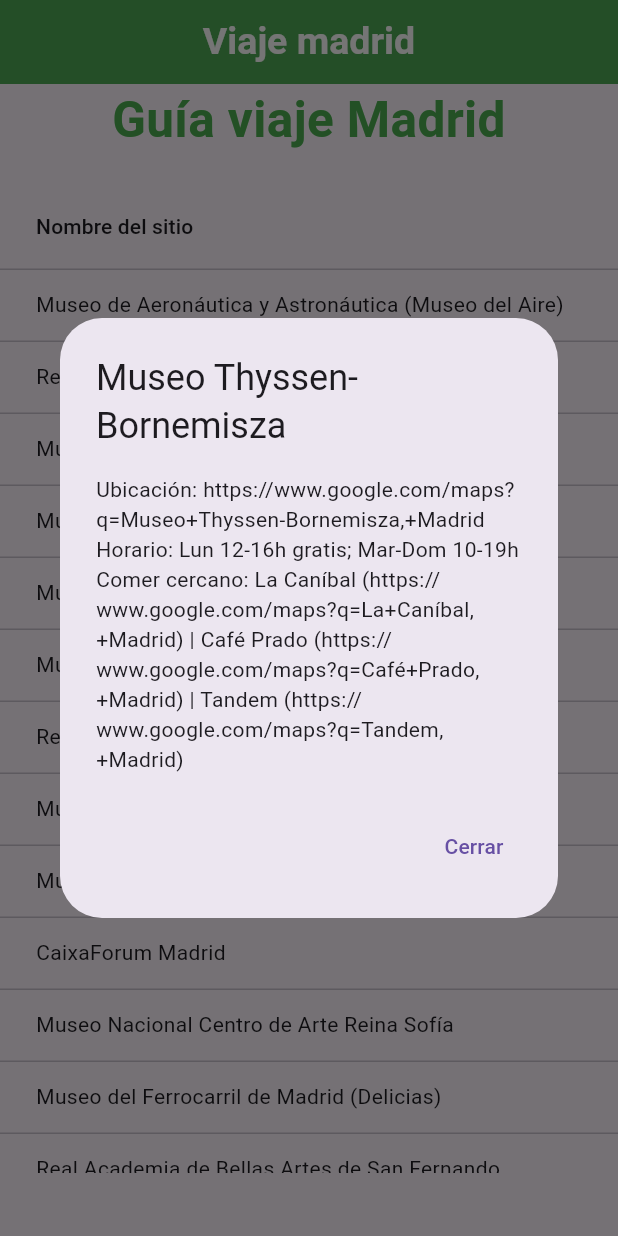
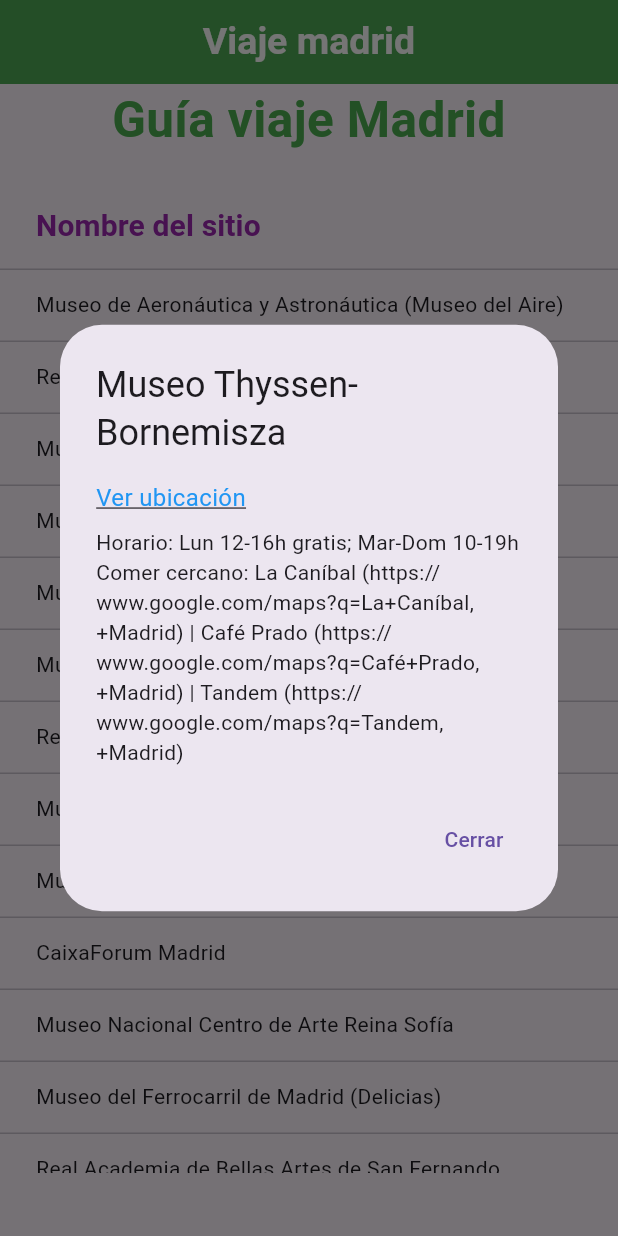
Before and after one commit to gjescuderoamodeo/flutter_app_turismo_madrid, a Flutter app: the screen it shows after launch, after a tap on "Museo Thyssen-Bornemisza", on a phone screen of 412 x 824 dp. Run offline on Flutter 3.47's test engine with Material 3 defaults, Android fonts, the phone set to English and light mode, and no system bars.

Commit message:
enlace sitios

```diff
--- a/lib/screens/sitios_screen.dart
+++ b/lib/screens/sitios_screen.dart
@@ -1,6 +1,7 @@
 import 'package:flutter/material.dart';
 import '../models/models.dart';
 import '../services/sitio_service.dart';
+import 'package:url_launcher/url_launcher.dart';
 
 class SitiosScreen extends StatefulWidget {
   @override
@@ -20,6 +21,18 @@ class _SitiosScreenState extends State<SitiosScreen> {
     });
   }
 
+  // función auxiliar para abrir enlaces
+  Future<void> _abrirEnlace(String urlString) async {
+    final Uri url = Uri.parse(urlString);
+    if (await canLaunchUrl(url)) {
+      await launchUrl(url, mode: LaunchMode.externalApplication);
+    } else {
+      ScaffoldMessenger.of(context).showSnackBar(
+        const SnackBar(content: Text('No se pudo abrir el enlace')),
+      );
+    }
+  }
+
   @override
   Widget build(BuildContext context) {
     final tableHeight = MediaQuery.of(context).size.height * 0.8;
@@ -32,7 +45,16 @@ class _SitiosScreenState extends State<SitiosScreen> {
               scrollDirection: Axis.vertical,
               child: DataTable(
                 columns: const [
-                  DataColumn(label: Text('Nombre del sitio')),
+                  DataColumn(
+                    label: Text(
+                      'Nombre del sitio',
+                      style: TextStyle(
+                        fontSize: 20,
+                        fontWeight: FontWeight.bold,
+                        color: Colors.purple,
+                      ),
+                    ),
+                  ),
                 ],
                 rows: sitios!.map((sitio) {
                   return DataRow(
@@ -48,7 +70,19 @@ class _SitiosScreenState extends State<SitiosScreen> {
                                 mainAxisSize: MainAxisSize.min,
                                 crossAxisAlignment: CrossAxisAlignment.start,
                                 children: [
-                                  Text('Ubicación: ${sitio.ubicacion}'),
+                                  // Enlace clicable
+                                  GestureDetector(
+                                    onTap: () => _abrirEnlace(sitio.ubicacion),
+                                    child: const Text(
+                                      'Ver ubicación',
+                                      style: TextStyle(
+                                        fontSize: 16,
+                                        color: Colors.blue,
+                                        decoration: TextDecoration.underline,
+                                      ),
+                                    ),
+                                  ),
+                                  const SizedBox(height: 8),
                                   Text('Horario: ${sitio.horario}'),
                                   Text('Comer cercano: ${sitio.comerCercano}'),
                                 ],
--- a/pubspec.yaml
+++ b/pubspec.yaml
@@ -28,6 +28,7 @@ environment:
 # the latest version available on pub.dev. To see which dependencies have newer
 # versions available, run `flutter pub outdated`.
 dependencies:
+  url_launcher: ^6.2.6
   flutter:
     sdk: flutter
 
```
Also changed, not shown: pubspec.lock, 5 other files.
